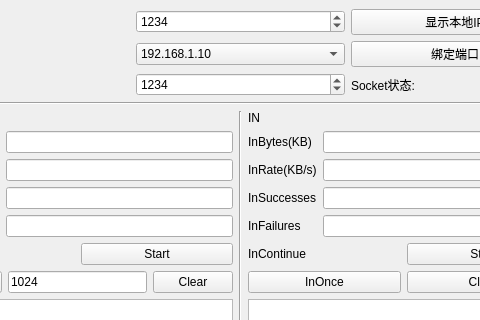
gropery/Qt_Udp_Loop, file qtUdpInOutLoop/qtUdpInOutLoop/mainwindow.ui: the form before one commit; both pictures show x 87 to 567 and y 0 to 320 of the 655 by 627 pixel window.
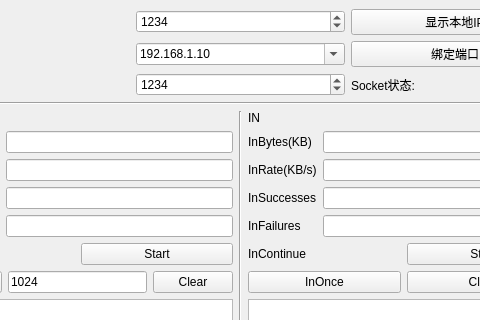
The form after the commit.

What changed in the file:
```diff
--- a/qtUdpInOutLoop/qtUdpInOutLoop/mainwindow.ui
+++ b/qtUdpInOutLoop/qtUdpInOutLoop/mainwindow.ui
@@ -50,6 +50,9 @@
       </item>
       <item row="1" column="1">
        <widget class="QComboBox" name="comboBoxTargetIP">
+        <property name="editable">
+         <bool>true</bool>
+        </property>
         <item>
          <property name="text">
           <string>192.168.1.10</string>
```
